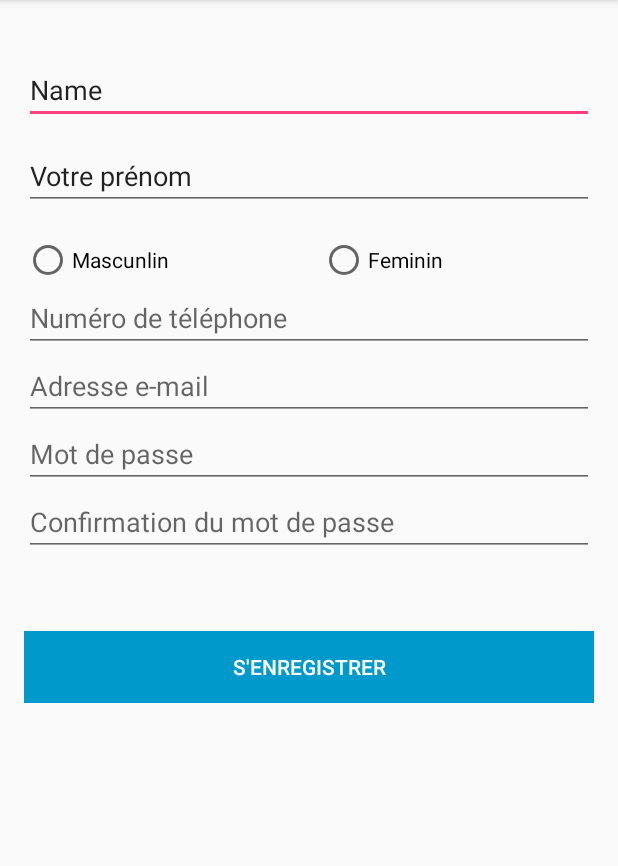
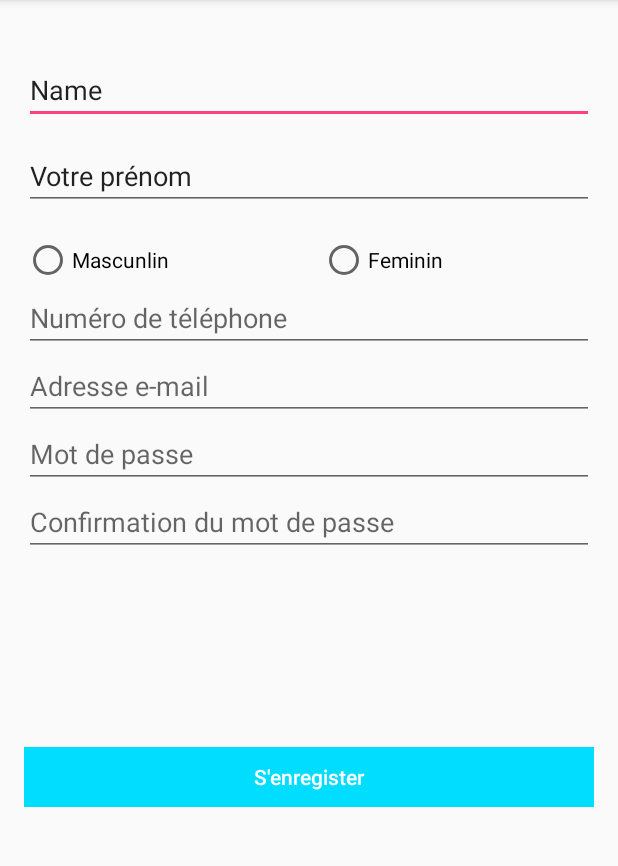
Before and after one commit to ThomazPom/Android-Java-Discover, an Android app: the enregitrerActivity screen opened directly, with no data from a screen before it, on a phone screen of 412 x 824 dp, the part 84-950 px from its top. Run offline under Robolectric (Android 15) with nearby library versions, the phone set to English and light mode, and no system bars.

Commit message:
Plein de truc jolie :)

```diff
--- a/app/src/main/res/layout/activity_enregitrer.xml
+++ b/app/src/main/res/layout/activity_enregitrer.xml
@@ -8,7 +8,8 @@
     android:paddingLeft="@dimen/activity_horizontal_margin"
     android:paddingRight="@dimen/activity_horizontal_margin"
     android:paddingTop="@dimen/activity_vertical_margin"
-    tools:context="fr.unice.mbds.androiddevdiscoverlb.enregitrerActivity">
+    tools:context="fr.unice.mbds.androiddevdiscoverlb.enregitrerActivity"
+    android:onClick="lost_focus_enregistrer">
 
     <LinearLayout
         android:orientation="vertical"
@@ -126,14 +127,19 @@
             android:layout_height="50dp" />
 
         <Button
-            android:text="S'enregistrer"
+            android:text="S'enregister"
+            android:id="@+id/Save"
             android:layout_width="match_parent"
-            android:layout_height="wrap_content"
-            android:id="@+id/buttonEnregistrer"
-            android:layout_weight="1"
             style="@style/Widget.AppCompat.Button.Colored"
-            android:elevation="3dp"
-            android:background="@android:color/holo_blue_dark" />
+            android:background="@android:color/holo_blue_bright"
+            android:textAllCaps="false"
+            android:fontFamily="sans-serif-medium"
+            android:layout_height="40dp"
+            android:layout_marginTop="77dp"
+            android:layout_below="@+id/textView2"
+            android:layout_centerHorizontal="true"
+            android:onClick="onClickEnregistrer"
+            android:layout_weight="1" />
 
     </LinearLayout>
 
--- a/app/src/main/res/values/colors.xml
+++ b/app/src/main/res/values/colors.xml
@@ -2,5 +2,5 @@
 <resources>
     <color name="colorPrimary">#3f51b5</color>
     <color name="colorPrimaryDark">#303F9F</color>
-    <color name="colorAccent">#FF4081</color>
+    <color name="colorAccent">#ff4081</color>
 </resources>
```
Also changed, not shown: app/src/main/java/fr/unice/mbds/androiddevdiscoverlb/MainActivity.java (+18 -0 lines), app/src/main/java/fr/unice/mbds/androiddevdiscoverlb/enregitrerActivity.java (+12 -0 lines), app/src/main/res/layout/activity_main.xml (+10 -13 lines).
